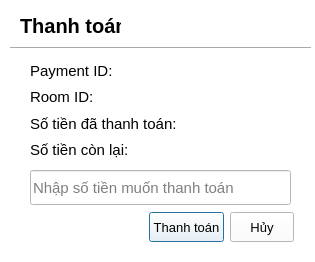
Old version of the form Pbl2/Paybill.ui in the repository TrisMinh/PBL2.
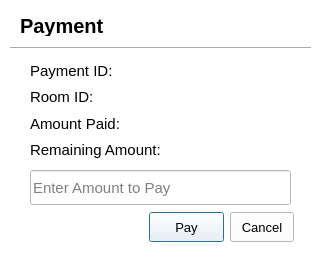
New version of the form.

What changed in the file:
```diff
--- a/Pbl2/Paybill.ui
+++ b/Pbl2/Paybill.ui
@@ -34,7 +34,7 @@
     <rect>
      <x>20</x>
      <y>15</y>
-     <width>101</width>
+     <width>241</width>
      <height>21</height>
     </rect>
    </property>
@@ -45,7 +45,7 @@
     </font>
    </property>
    <property name="text">
-    <string>Thanh toán</string>
+    <string>Payment</string>
    </property>
   </widget>
   <widget class="QWidget" name="layoutWidget_2">
@@ -97,10 +97,10 @@
 }</string>
         </property>
         <property name="text">
-         <string>Thanh toán</string>
+         <string>Pay</string>
         </property>
         <property name="checkable">
-         <bool>true</bool>
+         <bool>false</bool>
         </property>
        </widget>
       </item>
@@ -128,7 +128,7 @@
 }</string>
         </property>
         <property name="text">
-         <string>Hủy</string>
+         <string>Cancel</string>
         </property>
         <property name="checkable">
          <bool>true</bool>
@@ -139,7 +139,7 @@
     </item>
    </layout>
   </widget>
-  <widget class="QWidget" name="">
+  <widget class="QWidget" name="layoutWidget">
    <property name="geometry">
     <rect>
      <x>30</x>
@@ -266,7 +266,7 @@
          </font>
         </property>
         <property name="text">
-         <string>Số tiền đã thanh toán:</string>
+         <string>Amount Paid:</string>
         </property>
        </widget>
       </item>
@@ -312,7 +312,7 @@
          </font>
         </property>
         <property name="text">
-         <string>Số tiền còn lại:</string>
+         <string>Remaining Amount:</string>
         </property>
        </widget>
       </item>
@@ -361,8 +361,11 @@
    <property name="styleSheet">
     <string notr="true"/>
    </property>
+   <property name="text">
+    <string/>
+   </property>
    <property name="placeholderText">
-    <string>Nhập số tiền muốn thanh toán</string>
+    <string>Enter Amount to Pay</string>
    </property>
   </widget>
  </widget>
```
Left out of the diff: 2 changed lines with no effect on the pictures.
